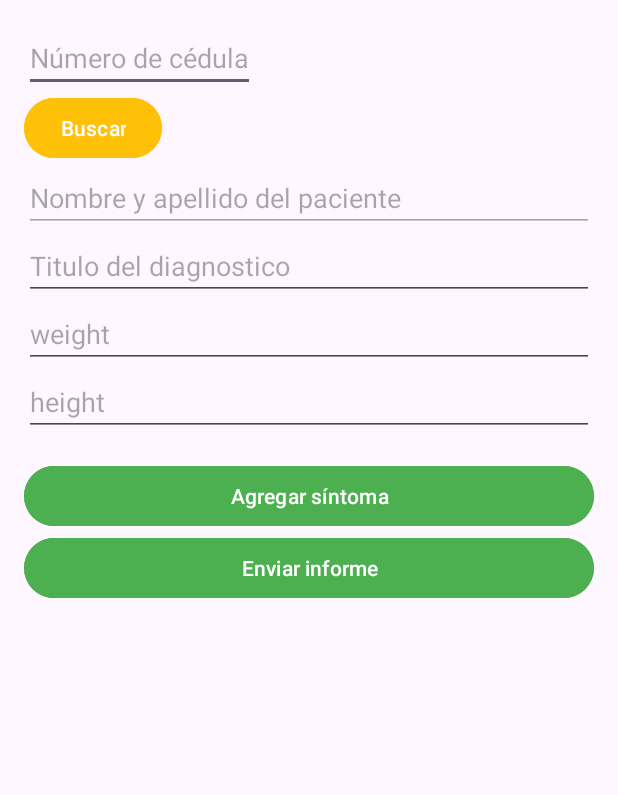
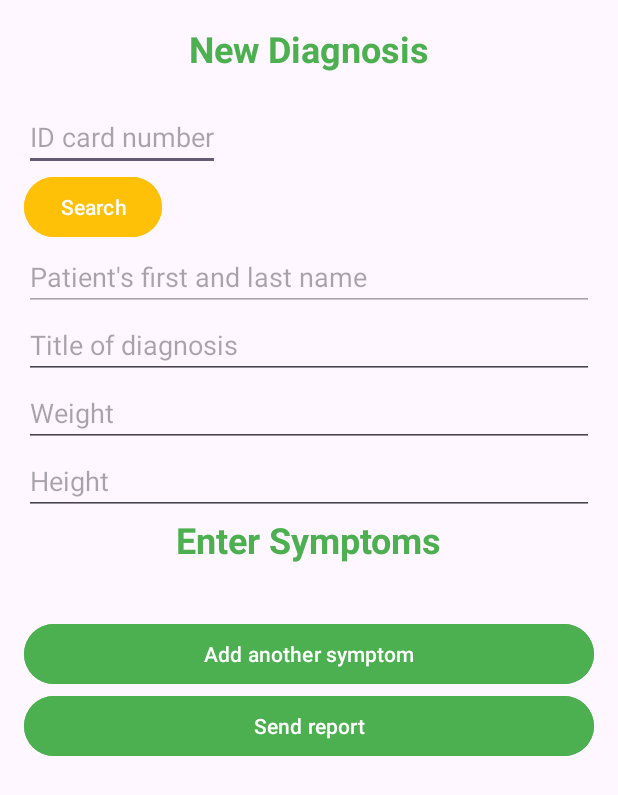
Before and after one commit to LisLeoMeraC/MediProVisionProyect, an Android app: the SymptomsRegister screen opened directly, with no data from a screen before it, on a phone screen of 412 x 824 dp. Shown: the top 795 px of the screen. Run offline under Robolectric (Android 15) with nearby library versions, the phone set to English and light mode, and no system bars.

Commit message:
Update de Idioma de las interfaces

```diff
--- a/app/src/main/java/com/example/mediprovision/diagnosticoPatient.java
+++ b/app/src/main/java/com/example/mediprovision/diagnosticoPatient.java
@@ -47,7 +47,7 @@ public class diagnosticoPatient extends AppCompatActivity {
 
     private void fetchPatientData(String idCard) {
         OkHttpClient client = new OkHttpClient();
-        String url = "https://predictiondisease-f9c214677cde.herokuapp.com/api/findRecordPatient?idCard=" + idCard;
+        String url = "https://predictiondisease-f9c214677cde.herokuapp.com/api/findRecordPatient?idPatient=" + idCard;
 
         Request request = new Request.Builder()
                 .url(url)
@@ -66,10 +66,8 @@ public class diagnosticoPatient extends AppCompatActivity {
                 } else {
                     String jsonData = response.body().string();
 
-
                     Gson gson = new Gson();
                     PatientData patientData = gson.fromJson(jsonData, PatientData.class);
-
 
                     runOnUiThread(new Runnable() {
                         @Override
--- a/app/src/main/res/layout/activity_diagnostic.xml
+++ b/app/src/main/res/layout/activity_diagnostic.xml
@@ -12,7 +12,7 @@
         android:id="@+id/titleTextView2"
         android:layout_width="wrap_content"
         android:layout_height="wrap_content"
-        android:text="Modulo Diagnostico"
+        android:text="Diagnostic Module"
         android:textSize="24sp"
         android:textColor="#4CAF50"
         android:textStyle="bold"
@@ -22,7 +22,7 @@
     <TextView
         android:layout_width="wrap_content"
         android:layout_height="wrap_content"
-        android:text="Historial de Diagnósticos"
+        android:text="Diagnostic History"
         android:textSize="24sp"
         android:textStyle="bold"
         android:layout_marginBottom="20dp" />
@@ -40,7 +40,7 @@
         android:id="@+id/addNewDiagnosisButton"
         android:layout_width="match_parent"
         android:layout_height="wrap_content"
-        android:text="Registrar Nuevo Diagnóstico"
+        android:text="Register New Diagnosis"
         android:backgroundTint="#4CAF50"
         android:textColor="#FFFFFF" />
 
--- a/app/src/main/res/layout/activity_symptoms_register.xml
+++ b/app/src/main/res/layout/activity_symptoms_register.xml
@@ -10,50 +10,71 @@
         android:layout_height="wrap_content"
         android:orientation="vertical">
 
+        <TextView
+            android:id="@+id/title2TextView"
+            android:layout_width="wrap_content"
+            android:layout_height="wrap_content"
+            android:text="New Diagnosis"
+            android:textSize="24sp"
+            android:textColor="#4CAF50"
+            android:textStyle="bold"
+            android:layout_gravity="center_horizontal"
+            android:layout_marginBottom="20dp" />
+
         <!-- Detalles del informe -->
         <EditText
             android:id="@+id/cedulaEditText"
             android:layout_width="wrap_content"
             android:layout_height="wrap_content"
             android:layout_weight="1"
-            android:hint="Número de cédula" />
+            android:hint="ID card number" />
 
         <Button
             android:id="@+id/searchButton"
             android:layout_width="wrap_content"
             android:layout_height="wrap_content"
             android:backgroundTint="#FFC107"
-            android:text="Buscar" />
+            android:text="Search" />
 
         <!-- Nombre y apellido del paciente (deshabilitado) -->
         <EditText
             android:id="@+id/patientNameEditText"
             android:layout_width="match_parent"
             android:layout_height="wrap_content"
-            android:hint="Nombre y apellido del paciente"
+            android:hint="Patient's first and last name"
             android:enabled="false" />
 
         <EditText
             android:id="@+id/titleEditText"
             android:layout_width="match_parent"
             android:layout_height="wrap_content"
-            android:hint="Titulo del diagnostico"
+            android:hint="Title of diagnosis"
             android:enabled="true" />
 
         <EditText
             android:id="@+id/weightEditText"
             android:layout_width="match_parent"
             android:layout_height="wrap_content"
-            android:hint="weight"
+            android:hint="Weight"
             android:enabled="true" />
 
         <EditText
             android:id="@+id/heightEditText"
             android:layout_width="match_parent"
             android:layout_height="wrap_content"
-            android:hint="height"
+            android:hint="Height"
             android:enabled="true" />
 
+        <TextView
+            android:id="@+id/titleTextView"
+            android:layout_width="wrap_content"
+            android:layout_height="wrap_content"
+            android:text="Enter Symptoms"
+            android:textSize="24sp"
+            android:textColor="#4CAF50"
+            android:textStyle="bold"
+            android:layout_gravity="center_horizontal"
+            android:layout_marginBottom="20dp" />
         <!-- RecyclerView para síntomas -->
         <androidx.recyclerview.widget.RecyclerView
             android:id="@+id/symptomsRecyclerView"
@@ -67,7 +88,7 @@
             android:layout_width="match_parent"
             android:layout_height="wrap_content"
             android:backgroundTint="#4CAF50"
-            android:text="Agregar síntoma" />
+            android:text="Add another symptom" />
 
         <!-- Botón para enviar el informe -->
         <Button
@@ -75,7 +96,7 @@
             android:layout_width="match_parent"
             android:layout_height="wrap_content"
             android:backgroundTint="#4CAF50"
-            android:text="Enviar informe" />
+            android:text="Send report" />
 
     </LinearLayout>
 </ScrollView>
```
Also changed, not shown: app/src/main/res/layout/activity_home.xml (+7 -7 lines), app/src/main/res/layout/activity_login.xml (+4 -4 lines), app/src/main/res/layout/activity_main.xml (+4 -4 lines), app/src/main/res/layout/activity_register_user.xml (+13 -13 lines), app/src/main/res/layout/item_symptom.xml (+1 -10 lines).
